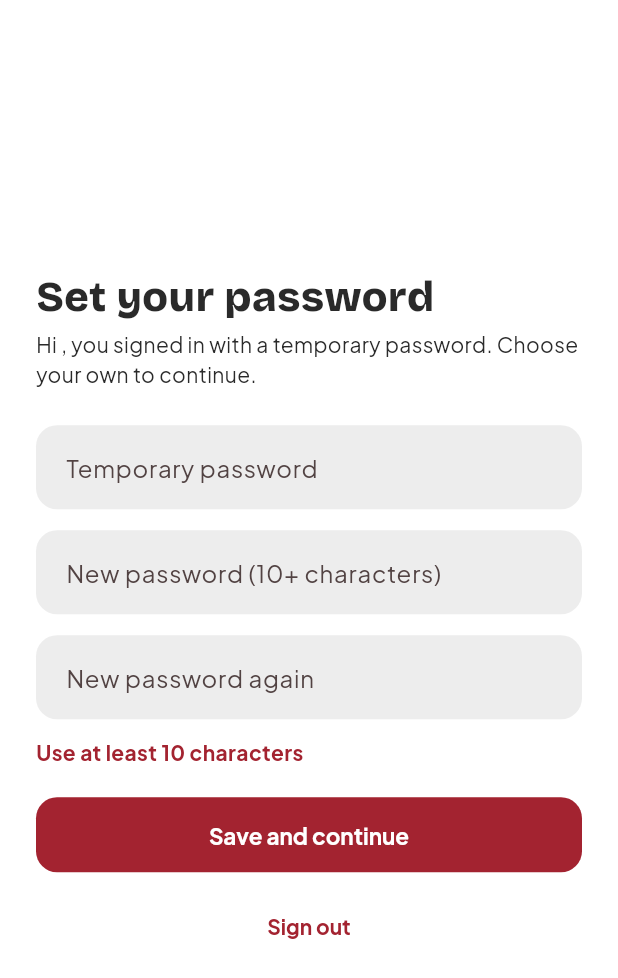
After one commit to hilokeshrm/sirena-hr, a Flutter app: the ChangePasswordScreen screen opened by its route, after a tap on "Save and continue", on a phone screen of 412 x 824 dp. The commit adds this screen. Shown: the top 978 px of the screen. Run offline on Flutter 3.47's test engine with Material 3 defaults, Android fonts, the phone set to English and light mode, and no system bars; our stand-ins replace dio, file_picker, flutter_secure_storage, geolocator, go_router, google_fonts and 1 more; missing offline and left inert: network_info_plus; accounts and stored records are empty; network calls fail.

Commit message:
Show who ordered lunch, and add an optional forced password change
The cafeteria screen now lists each person who booked lunch with their choice,
next to the counts. Employees can be flagged to choose a new password at their
next sign-in; nobody is flagged yet. Changing to the same password is refused.

```diff
--- a/app/lib/core/session.dart
+++ b/app/lib/core/session.dart
@@ -24,6 +24,7 @@ class Session extends ChangeNotifier {
 
   Map<String, dynamic> get permissions => (me?['permissions'] as Map?)?.cast<String, dynamic>() ?? const {};
   bool can(String permission) => permissions[permission] == true;
+  bool get mustChangePassword => me?['mustChangePassword'] == true;
 
   Future<void> restore() async {
     try {
--- /dev/null
+++ b/app/lib/features/auth/change_password_screen.dart
@@ -0,0 +1,100 @@
+import 'package:flutter/material.dart';
+
+import '../../core/api.dart';
+import '../../core/session.dart';
+import '../../core/theme.dart';
+
+/// Shown right after sign-in when HR set a temporary password: the person picks their own before going on.
+class ChangePasswordScreen extends StatefulWidget {
+  const ChangePasswordScreen({super.key});
+
+  @override
+  State<ChangePasswordScreen> createState() => _ChangePasswordScreenState();
+}
+
+class _ChangePasswordScreenState extends State<ChangePasswordScreen> {
+  final _current = TextEditingController();
+  final _next = TextEditingController();
+  final _again = TextEditingController();
+  bool _busy = false;
+  String? _error;
+
+  Future<void> _submit() async {
+    String? problem;
+    if (_next.text.length < 10) {
+      problem = 'Use at least 10 characters';
+    } else if (_next.text != _again.text) {
+      problem = 'The two new passwords don’t match';
+    }
+    if (problem != null) {
+      setState(() => _error = problem);
+      return;
+    }
+    setState(() {
+      _busy = true;
+      _error = null;
+    });
+    try {
+      await Api.instance.post('/auth/change-password', {'currentPassword': _current.text, 'newPassword': _next.text});
+      await Session.instance.refresh();
+    } on ApiError catch (e) {
+      setState(() => _error = e.message);
+    } finally {
+      if (mounted) setState(() => _busy = false);
+    }
+  }
+
+  @override
+  Widget build(BuildContext context) {
+    return Scaffold(
+      body: Center(
+        child: SingleChildScrollView(
+          padding: const EdgeInsets.all(24),
+          child: ConstrainedBox(
+            constraints: const BoxConstraints(maxWidth: 420),
+            child: AutofillGroup(
+              child: Column(crossAxisAlignment: CrossAxisAlignment.stretch, mainAxisSize: MainAxisSize.min, children: [
+                Text('Set your password', style: display(28)),
+                const SizedBox(height: 6),
+                Text('Hi ${Session.instance.firstName}, you signed in with a temporary password. Choose your own to continue.'),
+                const SizedBox(height: 24),
+                TextField(
+                  controller: _current,
+                  obscureText: true,
+                  autofillHints: const [AutofillHints.password],
+                  decoration: inputDeco('Temporary password'),
+                ),
+                const SizedBox(height: 14),
+                TextField(
+                  controller: _next,
+                  obscureText: true,
+                  autofillHints: const [AutofillHints.newPassword],
+                  decoration: inputDeco('New password (10+ characters)'),
+                ),
+                const SizedBox(height: 14),
+                TextField(
+                  controller: _again,
+                  obscureText: true,
+                  autofillHints: const [AutofillHints.newPassword],
+                  onSubmitted: (_) => _submit(),
+                  decoration: inputDeco('New password again'),
+                ),
+                if (_error != null) ...[
+                  const SizedBox(height: 12),
+                  Text(_error!, style: const TextStyle(color: C.red, fontWeight: FontWeight.w700)),
+                ],
+                const SizedBox(height: 20),
+                FilledButton(
+                  onPressed: _busy ? null : _submit,
+                  child: _busy ? const SizedBox(width: 22, height: 22, child: CircularProgressIndicator(strokeWidth: 2.5, color: Colors.white)) : const Text('Save and continue'),
+                ),
+                const SizedBox(height: 12),
+                TextButton(onPressed: Session.instance.logout, child: const Text('Sign out')),
+              ]),
+            ),
+          ),
+        ),
+      ),
+    );
+  }
+}
--- a/app/lib/router.dart
+++ b/app/lib/router.dart
@@ -9,6 +9,7 @@ import 'features/admin/cafeteria_admin.dart';
 import 'features/admin/employees_admin.dart';
 import 'features/admin/policies_admin.dart';
 import 'features/attendance/attendance_screen.dart';
+import 'features/auth/change_password_screen.dart';
 import 'features/auth/login_screen.dart';
 import 'features/auth/signup_screen.dart';
 import 'features/home/home_screen.dart';
@@ -40,12 +41,14 @@ final appRouter = GoRouter(
     final public = path == '/login' || path.startsWith('/signup/');
     if (!s.ready) return path == '/splash' ? null : '/splash';
     if (!s.signedIn) return public ? null : '/login';
-    if (public || path == '/splash') return '/';
+    if (s.mustChangePassword) return path == '/set-password' ? null : '/set-password';
+    if (public || path == '/splash' || path == '/set-password') return '/';
     return null;
   },
   routes: [
     GoRoute(path: '/splash', builder: (_, __) => const _Splash()),
     GoRoute(path: '/login', builder: (_, __) => const LoginScreen()),
+    GoRoute(path: '/set-password', builder: (_, __) => const ChangePasswordScreen()),
     GoRoute(path: '/signup/:token', builder: (_, s) => SignupScreen(token: s.pathParameters['token']!)),
     ShellRoute(
       builder: (context, state, child) => AppShell(location: state.uri.path, child: child),
```
Also changed, not shown: app/lib/features/admin/cafeteria_admin.dart (+21 -0 lines), 4 other files.
